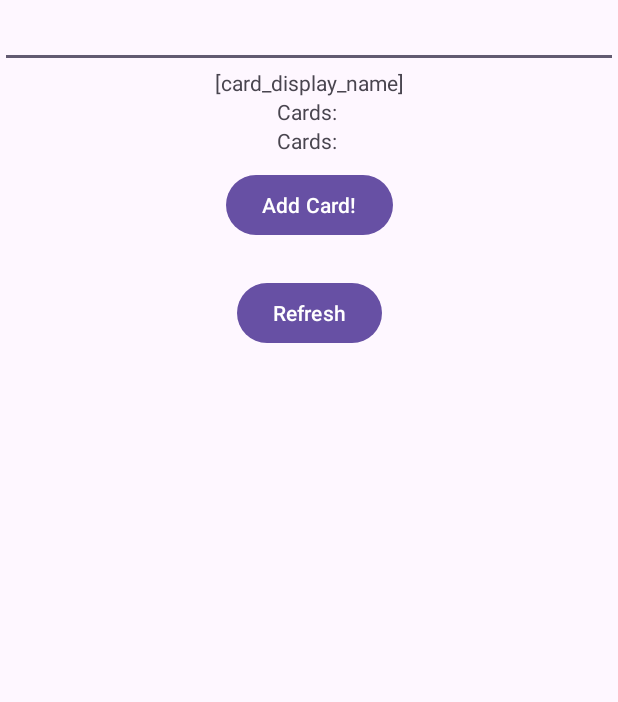
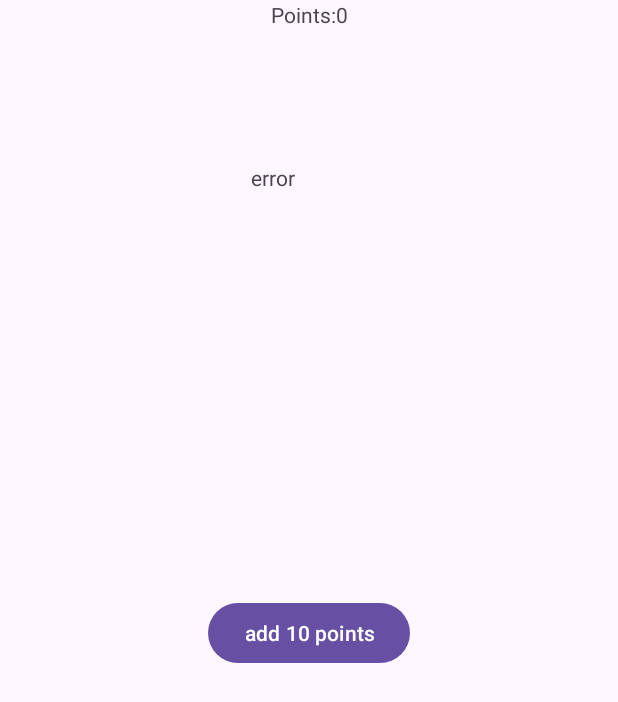
Before and after one commit to jakubovnik/PartyKal, an Android app: the screen it shows after launch (CardTestActivity before the commit, CardActivity after it), after a tap on "Start Game!", on a phone screen of 412 x 824 dp. Shown: the top 702 px of the screen. Run offline under Robolectric (Android 15) with nearby library versions, the phone set to English and light mode, and no system bars.

Commit message:
added points manager and replaced the card activities, next i need to make the card visual

```diff
--- a/app/src/main/java/com/example/partykal/Card.java
+++ b/app/src/main/java/com/example/partykal/Card.java
@@ -3,8 +3,10 @@ package com.example.partykal;
 public class Card {
     public String title;
     public String description;
-    public Card(String title, String description){
+    public int points;
+    public Card(String title, String description, int points){
         this.title = title;
         this.description = description;
+        this.points = points;
     }
 }
--- a/app/src/main/java/com/example/partykal/CardActivity.java
+++ b/app/src/main/java/com/example/partykal/CardActivity.java
@@ -2,12 +2,22 @@ package com.example.partykal;
 
 import androidx.appcompat.app.AppCompatActivity;
 import android.os.Bundle;
+import android.view.View;
+import android.widget.TextView;
 
 public class CardActivity extends AppCompatActivity {
-
+    TextView tv_points;
     @Override
     protected void onCreate(Bundle savedInstanceState) {
         super.onCreate(savedInstanceState);
         setContentView(R.layout.activity_card);
+        tv_points = findViewById(R.id.tv_points);
+        String temp_string = getResources().getString(R.string.tv_points) + PM.getPoints(this);
+        tv_points.setText(temp_string);
+    }
+    public void addTenPoints(View view){
+        PM.addPoints(this, 10);
+        String temp_string = getResources().getString(R.string.tv_points) + PM.getPoints(this);
+        tv_points.setText(temp_string);
     }
 }
--- a/app/src/main/java/com/example/partykal/CardTestActivity.java
+++ b/app/src/main/java/com/example/partykal/CardTestActivity.java
@@ -38,7 +38,7 @@ public class CardTestActivity extends AppCompatActivity {
         if(et_add_card.getText().toString().isEmpty()){
             return;
         }
-        Card card = new Card("","");
+        Card card = new Card("","", 0);
         card.title = et_add_card.getText().toString();
         card.description = "bruh";
         dbm.addCard(card);
--- a/app/src/main/java/com/example/partykal/MainActivity.java
+++ b/app/src/main/java/com/example/partykal/MainActivity.java
@@ -15,7 +15,8 @@ public class MainActivity extends AppCompatActivity {
     }
 
     public void onStartBtn(View view){
-        Intent intent = new Intent(MainActivity.this, CardTestActivity.class);
+        Intent intent = new Intent(MainActivity.this, CardActivity.class);
+        PM.resetPoints(this);
         startActivity(intent);
     }
 }
--- /dev/null
+++ b/app/src/main/java/com/example/partykal/PM.java
@@ -0,0 +1,29 @@
+package com.example.partykal;
+
+import android.content.Context;
+import android.content.SharedPreferences;
+
+public class PM {
+    private static final String PREF_NAME = "PartyKalPreferences";
+    private static final String POINTS_KEY = "points";
+    private PM(){
+        throw new AssertionError("PointsManager class should not be instantiated");
+    }
+    private static SharedPreferences getSP(Context context){
+        return context.getSharedPreferences(PREF_NAME, Context.MODE_PRIVATE);
+    }
+    public static void setPoints(Context context, int points){
+        getSP(context).edit().putInt(POINTS_KEY, points).apply();
+    }
+    public static int getPoints(Context context){
+        return getSP(context).getInt(POINTS_KEY, 0);
+    }
+    public static int addPoints(Context context, int added_points){
+        int points = getPoints(context) + added_points;
+        setPoints(context, points);
+        return points;
+    }
+    public static void resetPoints(Context context){
+        setPoints(context, 0);
+    }
+}
--- a/app/src/main/res/layout/activity_card.xml
+++ b/app/src/main/res/layout/activity_card.xml
@@ -7,4 +7,42 @@
     android:layout_height="match_parent"
     tools:context=".CardActivity">
 
+  <TextView
+      android:id="@+id/tv_points"
+      android:layout_width="wrap_content"
+      android:layout_height="wrap_content"
+      android:text="error"
+      app:layout_constraintEnd_toEndOf="parent"
+      app:layout_constraintStart_toStartOf="parent"
+      app:layout_constraintTop_toTopOf="parent" />
+
+  <Button
+      android:id="@+id/btn_add_ten_points"
+      android:layout_width="wrap_content"
+      android:layout_height="wrap_content"
+      android:onClick="addTenPoints"
+      android:text="add 10 points"
+      app:layout_constraintBottom_toBottomOf="parent"
+      app:layout_constraintEnd_toEndOf="parent"
+      app:layout_constraintStart_toStartOf="parent"
+      app:layout_constraintTop_toBottomOf="@+id/tv_points" />
+
+  <androidx.constraintlayout.widget.ConstraintLayout
+      android:id="@+id/constraintLayout"
+      android:layout_width="189dp"
+      android:layout_height="200dp"
+      app:layout_constraintBottom_toTopOf="@+id/btn_add_ten_points"
+      app:layout_constraintEnd_toEndOf="parent"
+      app:layout_constraintStart_toStartOf="parent"
+      app:layout_constraintTop_toBottomOf="@+id/tv_points">
+      <TextView
+          android:id="@+id/tv_card_name"
+          android:layout_width="78dp"
+          android:layout_height="37dp"
+          android:text="error"
+          app:layout_constraintEnd_toEndOf="parent"
+          app:layout_constraintStart_toStartOf="parent"
+          app:layout_constraintTop_toTopOf="parent" />
+
   </androidx.constraintlayout.widget.ConstraintLayout>
+</androidx.constraintlayout.widget.ConstraintLayout>
--- a/app/src/main/res/values/strings.xml
+++ b/app/src/main/res/values/strings.xml
@@ -5,4 +5,5 @@
     <string name="btn_add_card">Add Card!</string>
     <string name="tv_card_amount">"Cards: "</string>
     <string name="btn_refresh_output">Refresh</string>
+    <string name="tv_points">Points:</string>
 </resources>
```
Also changed, not shown: app/src/main/java/com/example/partykal/DBM.java (+11 -2 lines), 1 other file.
